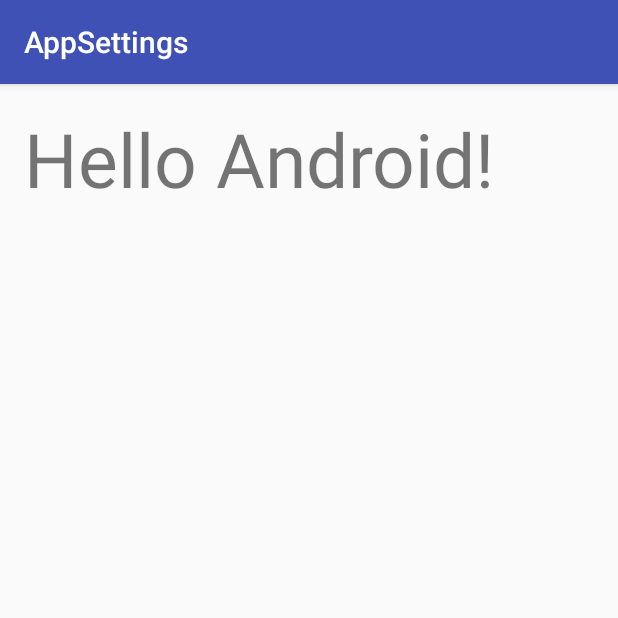
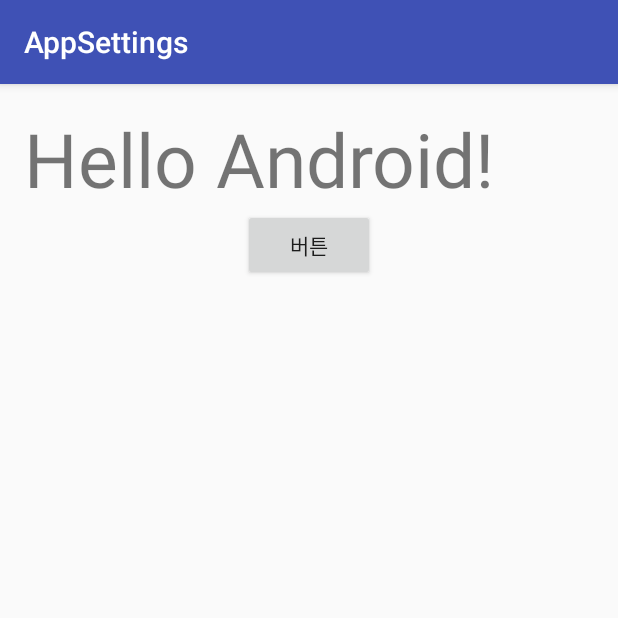
Before and after one commit to Sukjooyoung/AppSettings, an Android app: the screen it shows after launch (MainActivity), on a phone screen of 412 x 824 dp, the top half of it. Run offline under Robolectric (Android 15) with nearby library versions, the phone set to English and light mode, and no system bars.

Commit message:
button 수정

```diff
--- a/app/src/main/res/layout/activity_main.xml
+++ b/app/src/main/res/layout/activity_main.xml
@@ -13,5 +13,22 @@
         android:layout_width="wrap_content"
         android:layout_height="wrap_content"
         android:text="Hello Android!"
-        android:textSize="50dp" />
+        android:textSize="50dp"
+        android:id="@+id/textView" />
+
+    <Button
+        android:layout_width="wrap_content"
+        android:layout_height="wrap_content"
+        android:text="버튼"
+        android:id="@+id/button"
+        android:layout_below="@+id/textView"
+        android:layout_centerHorizontal="true" />
+
+    <ScrollView
+        android:layout_width="wrap_content"
+        android:layout_height="wrap_content"
+        android:id="@+id/scrollView"
+        android:layout_centerVertical="true"
+        android:layout_centerHorizontal="true" />
+
 </RelativeLayout>
```
